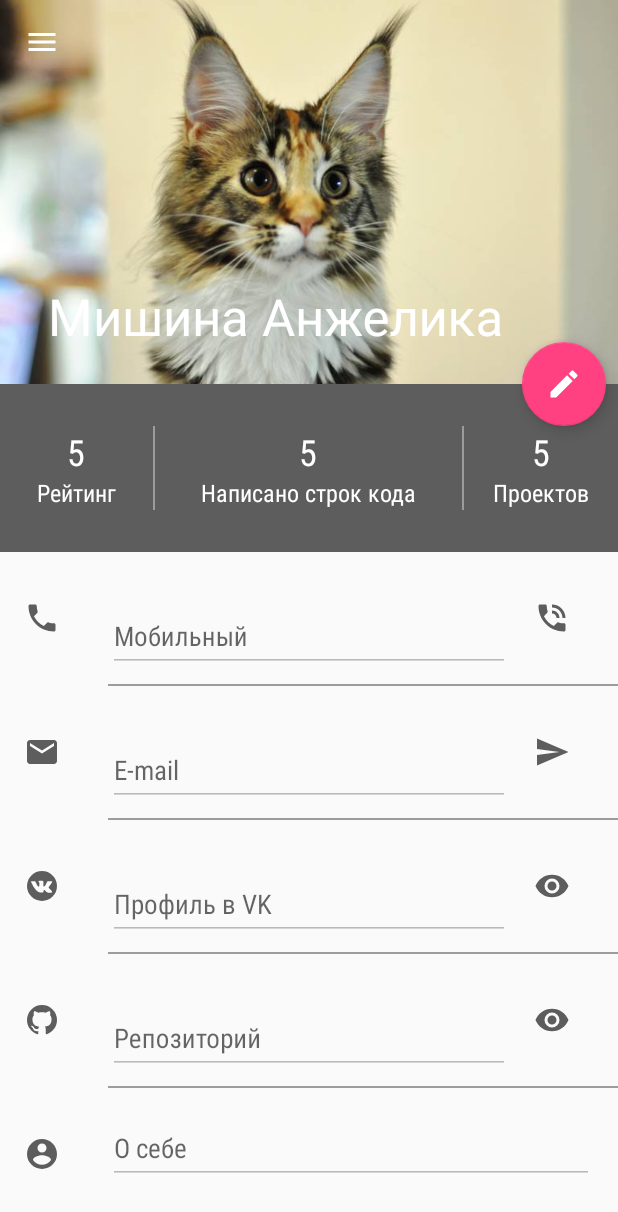
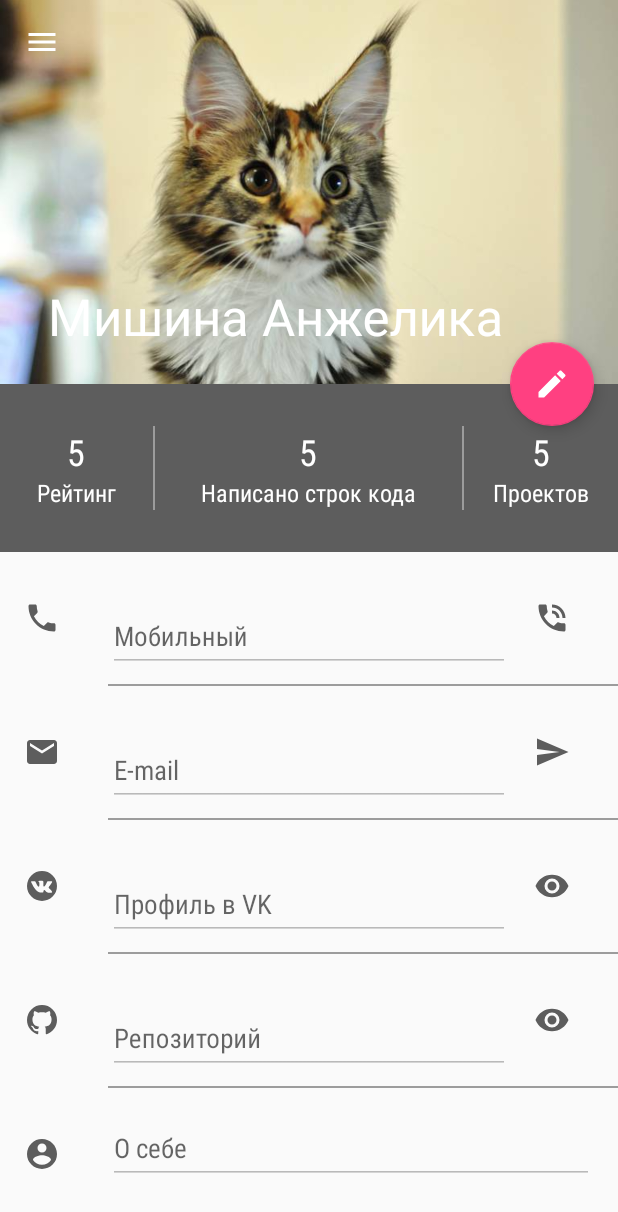
Before and after one commit to msVaiz/DevIntensive, an Android app: the screen it shows after launch (MainActivity), on a phone screen of 412 x 824 dp. Shown: the top 1212 px of the screen. Run offline under Robolectric (Android 15) with nearby library versions, the phone set to English and light mode, and no system bars.

```diff
--- a/app/src/main/res/values-v21/dimens.xml
+++ b/app/src/main/res/values-v21/dimens.xml
@@ -1,4 +1,4 @@
 <?xml version="1.0" encoding="utf-8"?>
 <resources>
-    <dimen name="fab_right_space">8dp</dimen>
+    <dimen name="fab_right_space">16dp</dimen>
 </resources>
--- a/app/src/main/res/values/dimens.xml
+++ b/app/src/main/res/values/dimens.xml
@@ -39,6 +39,6 @@
     <dimen name="padding_size_28">28dp</dimen>
 
     <dimen name="profile_image_size">256dp</dimen>
-    <dimen name="fab_right_space">8dp</dimen>
+    <dimen name="fab_right_space">16dp</dimen>
 
 </resources>
```
Also changed, not shown: app/src/main/java/com/softdesing/devintensive/ui/activities/MainActivity.java (+8 -1 lines).
